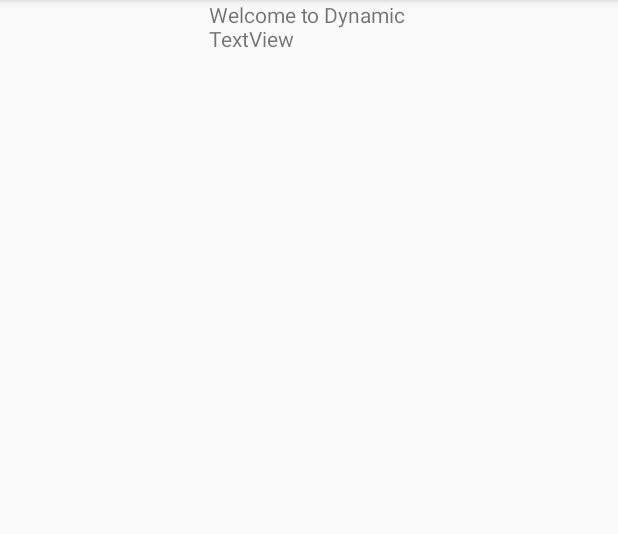
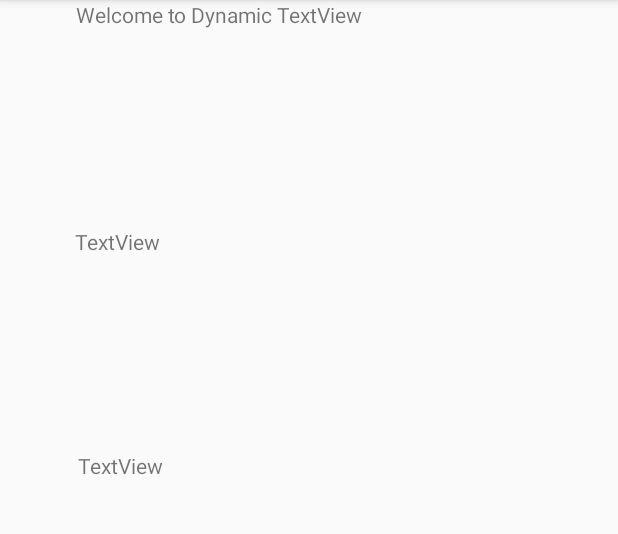
Before and after one commit to JoSuzuki/aegis, an Android app: the TimeTest screen opened directly, with no data from a screen before it, on a phone screen of 412 x 824 dp, the part 84-618 px from its top. Run offline under Robolectric (Android 15) with nearby library versions, the light colour scheme and no system bars.

Commit message:
Teste do Acelrometro

```diff
--- a/android/Aegis/app/src/main/java/pignus/aegis/TimeTest.java
+++ b/android/Aegis/app/src/main/java/pignus/aegis/TimeTest.java
@@ -1,28 +1,73 @@
 package pignus.aegis;
 
+import android.hardware.SensorEventListener;
 import android.support.v7.app.AppCompatActivity;
 import android.os.Bundle;
 import android.view.MotionEvent;
 import android.widget.TextView;
 
-public class TimeTest extends AppCompatActivity {
+import android.hardware.SensorManager;
+import android.hardware.Sensor;
+import android.hardware.SensorEvent;
+
+public class TimeTest extends AppCompatActivity implements SensorEventListener{
+    private  SensorManager mSensorManager;
+    private  Sensor mAccelerometer;
+
     @Override
     protected void onCreate(Bundle savedInstanceState) {
         super.onCreate(savedInstanceState);
         setContentView(R.layout.activity_time_test);
         TextView mTextView = (TextView) findViewById(R.id.TesteTempo);
         mTextView.setText("Welcome to Dynamic TextView");
+        mSensorManager = (SensorManager)getSystemService(SENSOR_SERVICE);
+        mAccelerometer = mSensorManager.getDefaultSensor(Sensor.TYPE_ACCELEROMETER);
     }
 
-    @Override
-    public boolean onTouchEvent(MotionEvent event){
-        String unixTime = Long.toString(System.currentTimeMillis());
-        int eventAction = event.getAction();
+    //@Override
+    //public boolean onTouchEvent(MotionEvent event){
+    //    String unixTime = Long.toString(System.currentTimeMillis());
+    //    int eventAction = event.getAction();
 
-        if (eventAction == MotionEvent.ACTION_DOWN){
+    //    if (eventAction == MotionEvent.ACTION_DOWN){
+    //        TextView mTextView = (TextView) findViewById(R.id.TesteTempo);
+    //        mTextView.setText(unixTime);
+    //    }
+    //    return true;
+    //}
+
+    public TimeTest() {
+        //mSensorManager = (SensorManager)getSystemService(SENSOR_SERVICE);
+        //mAccelerometer = mSensorManager.getDefaultSensor(Sensor.TYPE_ACCELEROMETER);
+    }
+
+    protected void onResume() {
+        super.onResume();
+        mSensorManager.registerListener(this, mAccelerometer, SensorManager.SENSOR_DELAY_NORMAL);
+    }
+
+    protected void onPause() {
+        super.onPause();
+        mSensorManager.unregisterListener(this);
+    }
+
+    public void onAccuracyChanged(Sensor sensor, int accuracy) {
+    }
+
+    public void onSensorChanged(SensorEvent event) {
+        String Acele = Float.toString(event.values[0]);
+        String Acele2 = Float.toString(event.values[1]);
+        String Acele3 = Float.toString(event.values[2]);
+        //int eventAction = event.getAction();
+
+        //if (eventAction == MotionEvent.ACTION_DOWN){
             TextView mTextView = (TextView) findViewById(R.id.TesteTempo);
-            mTextView.setText(unixTime);
-        }
-        return true;
+            TextView mTextView2 = (TextView) findViewById(R.id.Teste2);
+            TextView mTextView3 = (TextView) findViewById(R.id.Teste3);
+            mTextView.setText(Acele);
+            mTextView2.setText(Acele2);
+            mTextView3.setText(Acele3);
+        //}
+
     }
 }
--- a/android/Aegis/app/src/main/res/layout/activity_time_test.xml
+++ b/android/Aegis/app/src/main/res/layout/activity_time_test.xml
@@ -8,8 +8,8 @@
 
     <TextView
         android:id="@+id/TesteTempo"
-        android:layout_width="133dp"
-        android:layout_height="43dp"
+        android:layout_width="311dp"
+        android:layout_height="71dp"
         android:layout_marginEnd="8dp"
         android:layout_marginLeft="8dp"
         android:layout_marginRight="8dp"
@@ -18,4 +18,34 @@
         app:layout_constraintEnd_toEndOf="parent"
         app:layout_constraintStart_toStartOf="parent"
         tools:layout_editor_absoluteY="16dp" />
+
+    <TextView
+        android:id="@+id/Teste2"
+        android:layout_width="313dp"
+        android:layout_height="69dp"
+        android:layout_marginEnd="8dp"
+        android:layout_marginLeft="8dp"
+        android:layout_marginRight="8dp"
+        android:layout_marginStart="8dp"
+        android:layout_marginTop="80dp"
+        android:text="TextView"
+        app:layout_constraintEnd_toEndOf="parent"
+        app:layout_constraintHorizontal_bias="0.509"
+        app:layout_constraintStart_toStartOf="parent"
+        app:layout_constraintTop_toBottomOf="@+id/TesteTempo" />
+
+    <TextView
+        android:id="@+id/Teste3"
+        android:layout_width="309dp"
+        android:layout_height="64dp"
+        android:layout_marginEnd="8dp"
+        android:layout_marginLeft="8dp"
+        android:layout_marginRight="8dp"
+        android:layout_marginStart="8dp"
+        android:layout_marginTop="80dp"
+        android:text="TextView"
+        app:layout_constraintEnd_toEndOf="parent"
+        app:layout_constraintHorizontal_bias="0.508"
+        app:layout_constraintStart_toStartOf="parent"
+        app:layout_constraintTop_toBottomOf="@+id/Teste2" />
 </android.support.constraint.ConstraintLayout>
```
